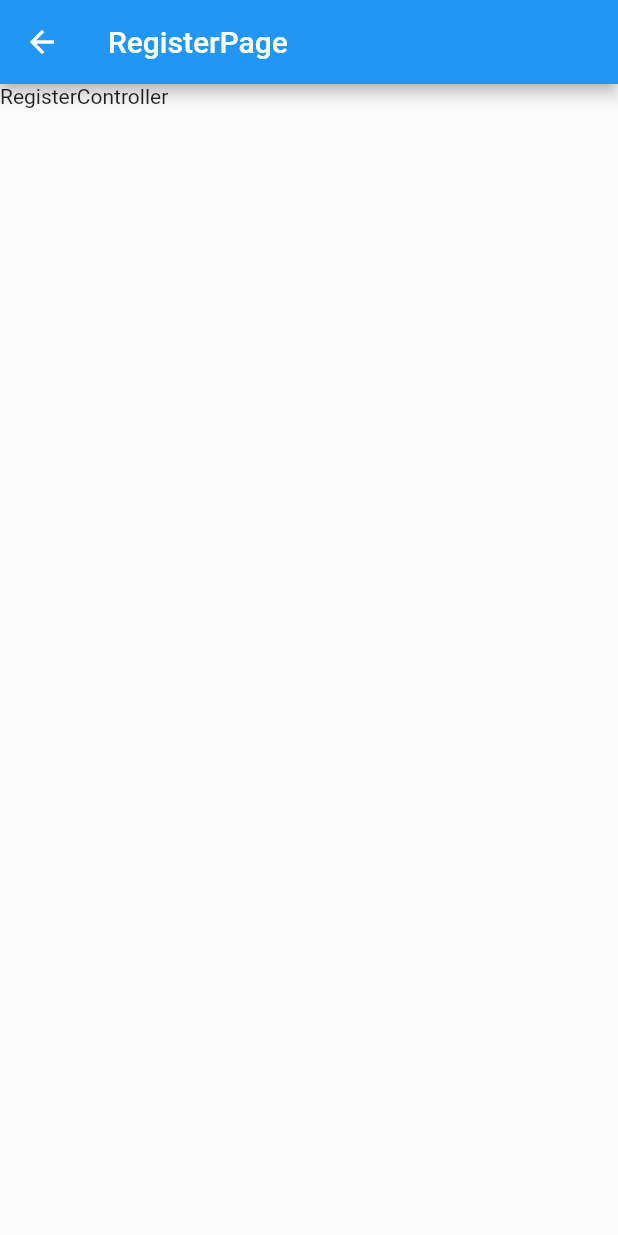
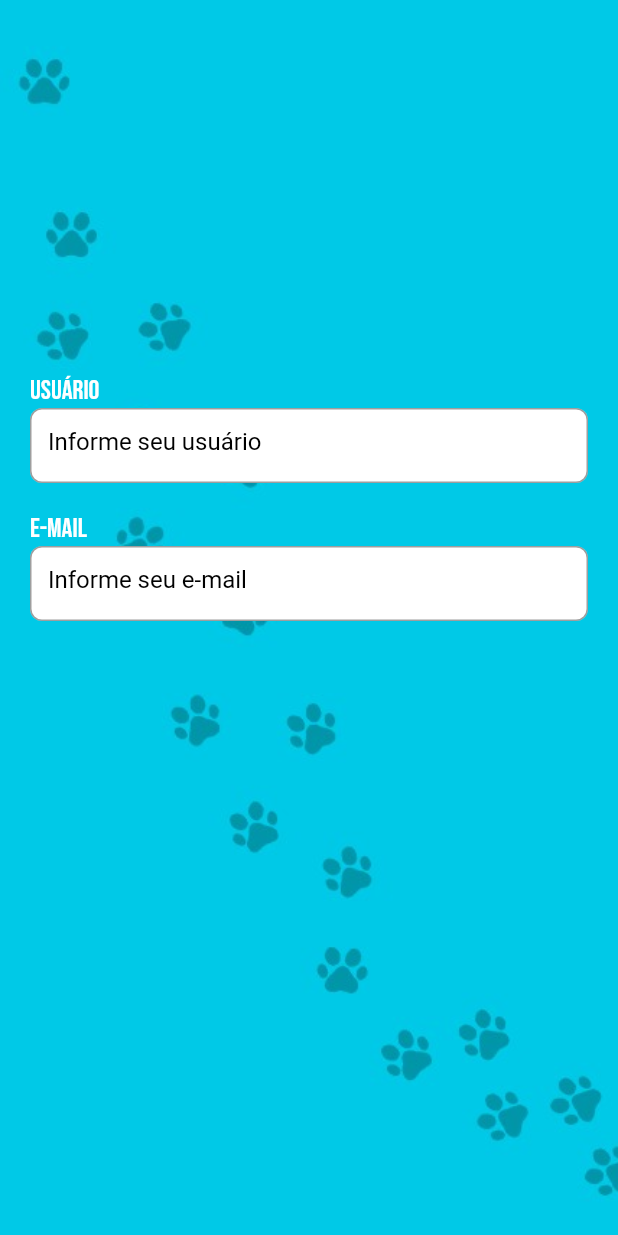
Before and after one commit to josedutra13/TCC, a Flutter app: the RegisterPage screen opened by its route, on a phone screen of 412 x 824 dp. Run offline on Flutter 3.47's test engine with Material 2 defaults, Android fonts, the phone set to English and light mode, and no system bars; our stand-ins replace get, google_fonts.

Commit message:
ultimas atualizações

```diff
--- /dev/null
+++ b/lib/app/module/register/register_page.dart
@@ -0,0 +1,77 @@
+import 'package:flutter/material.dart';
+import 'package:flutter/services.dart';
+import 'package:google_fonts/google_fonts.dart';
+
+class RegisterPage extends StatelessWidget {
+  @override
+  Widget build(BuildContext context) {
+    return Scaffold(
+        body: ListView(children: [
+      Stack(
+        children: [
+          Image.asset('assets/images/fundo.jpeg'),
+          Container(
+            width: MediaQuery.of(context).size.width * 1.0,
+            child: Padding(
+              padding: const EdgeInsets.only(top: 250, left: 20, right: 20),
+              child: Form(
+                  child: Column(
+                mainAxisAlignment: MainAxisAlignment.start,
+                crossAxisAlignment: CrossAxisAlignment.start,
+                children: [
+                  Text(
+                    'USUÁRIO',
+                    style: GoogleFonts.bebasNeue(
+                        color: Colors.white,
+                        fontSize: 18,
+                        fontWeight: FontWeight.w500),
+                  ),
+                  Container(
+                    decoration: BoxDecoration(
+                        color: Colors.white,
+                        borderRadius: BorderRadius.all(Radius.circular(8.0))),
+                    height: 50,
+                    child: TextFormField(
+                      decoration: InputDecoration(
+                        hintText: 'Informe seu usuário',
+                        hintStyle: TextStyle(color: Colors.black),
+                        fillColor: Colors.white70,
+                        border: OutlineInputBorder(
+                            borderRadius: BorderRadius.circular(8.0)),
+                      ),
+                    ),
+                  ),
+                  Container(
+                    margin: EdgeInsets.only(top: 20),
+                    child: Text(
+                      'E-MAIL',
+                      style: GoogleFonts.bebasNeue(
+                          color: Colors.white,
+                          fontSize: 18,
+                          fontWeight: FontWeight.w500),
+                    ),
+                  ),
+                  Container(
+                    decoration: BoxDecoration(
+                        color: Colors.white,
+                        borderRadius: BorderRadius.all(Radius.circular(8.0))),
+                    height: 50,
+                    child: TextField(
+                      decoration: InputDecoration(
+                        hintText: 'Informe seu e-mail',
+                        hintStyle: TextStyle(color: Colors.black),
+                        fillColor: Colors.white70,
+                        border: OutlineInputBorder(
+                            borderRadius: BorderRadius.circular(8.0)),
+                      ),
+                    ),
+                  )
+                ],
+              )),
+            ),
+          )
+        ],
+      ),
+    ]));
+  }
+}
--- a/lib/app/ui/constants/colors_constants.dart
+++ /dev/null
@@ -1,6 +0,0 @@
-
-
-class MainColors{
-
-
-}
--- a/lib/app/ui/register_screen.dart
+++ /dev/null
@@ -1,15 +0,0 @@
-import 'package:flutter/material.dart';
-
-class RegisterPage extends StatelessWidget {
-
-  @override
-  Widget build(BuildContext context) {
-
-    return Scaffold(
-    appBar: AppBar(title: Text('RegisterPage')),
-
-    body: SafeArea(
-      child: Text('RegisterController'))
-    );
-  }
-}
--- /dev/null
+++ b/lib/constants/colors_constants.dart
@@ -0,0 +1 @@
+class MainColors {}
--- a/lib/main.dart
+++ b/lib/main.dart
@@ -3,10 +3,11 @@ import 'package:auresgate/app/routes/app_routes.dart';
 import 'package:flutter/material.dart';
 import 'package:get/get.dart';
 
-void main(){
+void main() {
   runApp(GetMaterialApp(
     title: 'AuResgate',
     getPages: AppPages.routes,
-    initialRoute: Routes.LOGIN,
+    initialRoute: Routes.REGISTER,
+    theme: ThemeData.light(),
   ));
 }
```
Also changed, not shown: lib/app/routes/app_pages.dart (+5 -5 lines), lib/app/module/login/login_binding.dart (added), lib/app/module/login/login_controller.dart (added), lib/app/module/login/login_page.dart (renamed from lib/app/ui/login_screen.dart), lib/app/module/main/main_binding.dart (added), lib/app/module/main/main_controller.dart (added), lib/app/module/main/main_page.dart (added), lib/app/module/register/register_binding.dart (added), lib/app/module/register/register_controller.dart (added).
